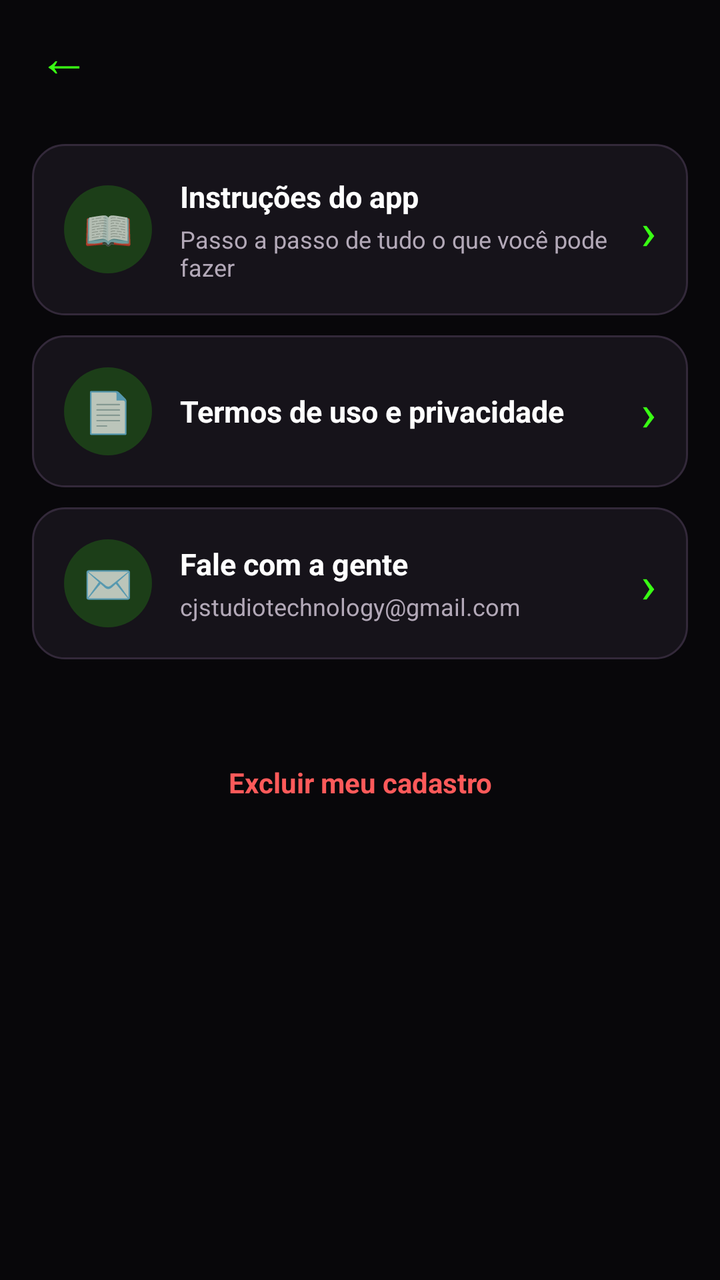
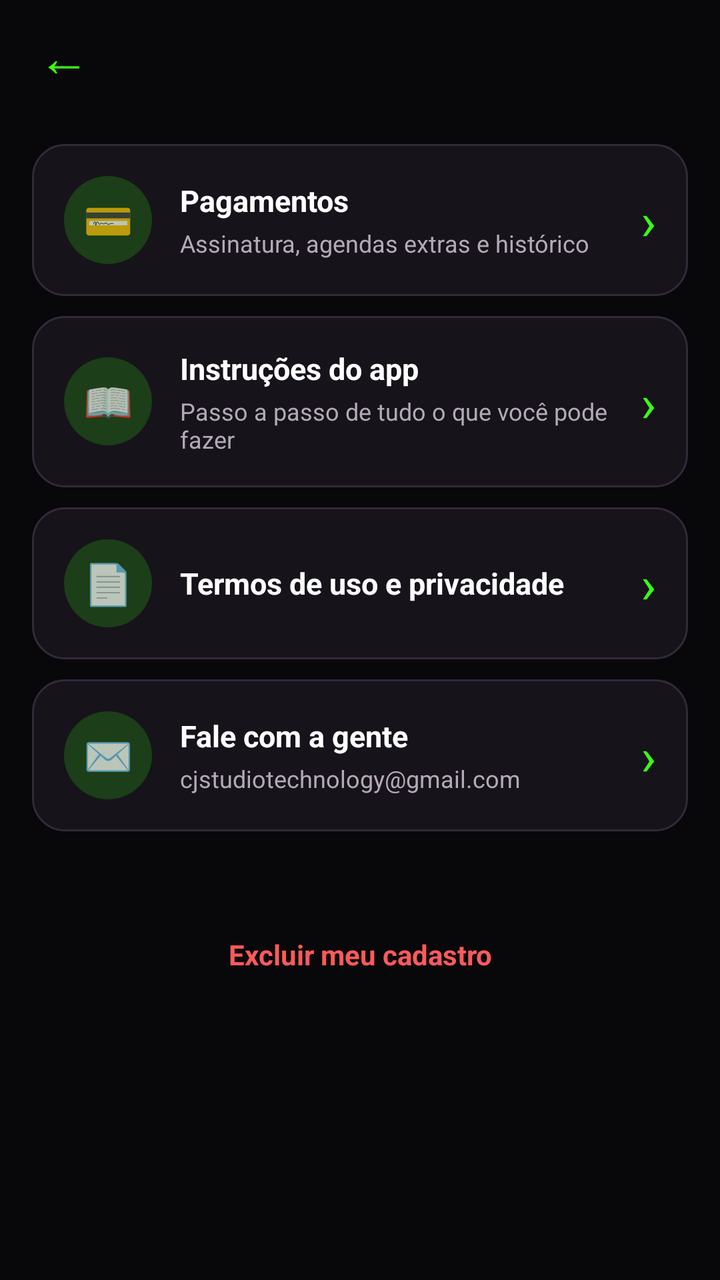

Before-and-after screenshots of an Android layout around one commit, followed by the original layout XML and the change that was made.
<!-- AndroidManifest.xml: activity theme Theme.Manicure.Profissional -->
<!-- res/layout/activity_configuracoes.xml -->
<?xml version="1.0" encoding="utf-8"?>
<LinearLayout xmlns:android="http://schemas.android.com/apk/res/android"
    android:layout_width="match_parent"
    android:layout_height="match_parent"
    android:background="@color/fundo"
    android:orientation="vertical">

    <include
        android:id="@+id/topo"
        layout="@layout/include_topo" />

    <ScrollView
        android:layout_width="match_parent"
        android:layout_height="0dp"
        android:layout_weight="1">

        <LinearLayout
            android:layout_width="match_parent"
            android:layout_height="wrap_content"
            android:orientation="vertical"
            android:padding="16dp">

            <LinearLayout
                android:id="@+id/btnInstrucoes"
                style="@style/LinhaConfig">

                <TextView
                    style="@style/LinhaConfigIcone"
                    android:text="📖" />

                <LinearLayout
                    android:layout_width="0dp"
                    android:layout_height="wrap_content"
                    android:layout_weight="1"
                    android:orientation="vertical">

                    <TextView
                        style="@style/CartaoAcaoTitulo"
                        android:text="@string/config_instrucoes" />

                    <TextView
                        style="@style/CartaoAcaoTexto"
                        android:text="@string/config_instrucoes_sub" />
                </LinearLayout>

                <TextView style="@style/LinhaConfigSeta" />
            </LinearLayout>

            <LinearLayout
                android:id="@+id/btnTermos"
                style="@style/LinhaConfig">

                <TextView
                    style="@style/LinhaConfigIcone"
                    android:text="📄" />

                <TextView
                    style="@style/CartaoAcaoTitulo"
                    android:layout_width="0dp"
                    android:layout_weight="1"
                    android:text="@string/config_termos" />

                <TextView style="@style/LinhaConfigSeta" />
            </LinearLayout>

            <LinearLayout
                android:id="@+id/btnAjuda"
                style="@style/LinhaConfig">

                <TextView
                    style="@style/LinhaConfigIcone"
                    android:text="✉️" />

                <LinearLayout
                    android:layout_width="0dp"
                    android:layout_height="wrap_content"
                    android:layout_weight="1"
                    android:orientation="vertical">

                    <TextView
                        style="@style/CartaoAcaoTitulo"
                        android:text="@string/config_ajuda" />

                    <TextView
                        style="@style/CartaoAcaoTexto"
                        android:text="@string/config_ajuda_sub" />
                </LinearLayout>

                <TextView style="@style/LinhaConfigSeta" />
            </LinearLayout>

            <TextView
                android:id="@+id/btnExcluirCadastro"
                style="@style/BotaoExcluir"
                android:layout_marginTop="28dp"
                android:text="@string/excluir_meu_cadastro" />

            <ProgressBar
                android:id="@+id/progressBar"
                android:layout_width="32dp"
                android:layout_height="32dp"
                android:layout_gravity="center_horizontal"
                android:indeterminateTint="?attr/corDestaque"
                android:visibility="gone" />

            <TextView
                android:id="@+id/tvVersao"
                android:layout_width="match_parent"
                android:layout_height="wrap_content"
                android:layout_marginTop="20dp"
                android:gravity="center"
                android:textColor="@color/dica"
                android:textSize="12sp" />
        </LinearLayout>
    </ScrollView>
</LinearLayout>
<!-- res/layout/include_topo.xml (included above) -->
<?xml version="1.0" encoding="utf-8"?>
<LinearLayout xmlns:android="http://schemas.android.com/apk/res/android"
    android:layout_width="match_parent"
    android:layout_height="56dp"
    android:gravity="center_vertical"
    android:orientation="horizontal"
    android:paddingStart="8dp"
    android:paddingEnd="16dp">

    <TextView
        android:id="@+id/btnVoltar"
        android:layout_width="48dp"
        android:layout_height="48dp"
        android:background="?attr/selectableItemBackgroundBorderless"
        android:contentDescription="@string/voltar"
        android:gravity="center"
        android:text="←"
        android:textColor="?attr/corDestaque"
        android:textSize="26sp" />

    <TextView
        android:id="@+id/tvTitulo"
        android:layout_width="0dp"
        android:layout_height="wrap_content"
        android:layout_marginStart="4dp"
        android:layout_weight="1"
        android:textColor="@color/texto"
        android:textSize="19sp"
        android:textStyle="bold" />
</LinearLayout>
<!-- resources referenced by this layout -->
<resources>
  <color name="dica">#76697E</color>
  <color name="fundo">#08070A</color>
  <color name="texto">#FFFFFF</color>
  <string name="config_ajuda">Fale com a gente</string>
  <string name="config_ajuda_sub">cjstudiotechnology@gmail.com</string>
  <string name="config_instrucoes">Instruções do app</string>
  <string name="config_instrucoes_sub">Passo a passo de tudo o que você pode fazer</string>
  <string name="config_termos">Termos de uso e privacidade</string>
  <string name="excluir_meu_cadastro">Excluir meu cadastro</string>
  <string name="voltar">Voltar</string>
  <style name="BotaoExcluir">
          <item name="android:layout_width">match_parent</item>
          <item name="android:layout_height">wrap_content</item>
          <item name="android:gravity">center</item>
          <item name="android:padding">14dp</item>
          <item name="android:background">?attr/selectableItemBackground</item>
          <item name="android:textColor">@color/vermelho</item>
          <item name="android:textSize">14sp</item>
          <item name="android:textStyle">bold</item>
      </style>
  <style name="CartaoAcaoTexto">
          <item name="android:layout_width">match_parent</item>
          <item name="android:layout_height">wrap_content</item>
          <item name="android:layout_marginTop">3dp</item>
          <item name="android:textColor">@color/texto_secundario</item>
          <item name="android:textSize">12sp</item>
      </style>
  <style name="CartaoAcaoTitulo">
          <item name="android:layout_width">match_parent</item>
          <item name="android:layout_height">wrap_content</item>
          <item name="android:textColor">@color/texto</item>
          <item name="android:textSize">15sp</item>
          <item name="android:textStyle">bold</item>
      </style>
  <style name="LinhaConfigIcone">
          <item name="android:layout_width">44dp</item>
          <item name="android:layout_height">44dp</item>
          <item name="android:layout_marginEnd">14dp</item>
          <item name="android:background">@drawable/bg_icone_destaque</item>
          <item name="android:gravity">center</item>
          <item name="android:textSize">20sp</item>
      </style>
  <style name="LinhaConfigSeta">
          <item name="android:layout_width">wrap_content</item>
          <item name="android:layout_height">wrap_content</item>
          <item name="android:layout_marginStart">8dp</item>
          <item name="android:text">›</item>
          <item name="android:textColor">?attr/corDestaque</item>
          <item name="android:textSize">26sp</item>
      </style>
  <color name="vermelho">#FF5A5A</color>
  <color name="texto_secundario">#B3A9B8</color>
  <!-- drawable bg_cartao (drawable) -->
  <?xml version="1.0" encoding="utf-8"?>
  <shape xmlns:android="http://schemas.android.com/apk/res/android" android:shape="rectangle">
      <solid android:color="@color/superficie" />
      <stroke android:width="1dp" android:color="@color/borda" />
      <corners android:radius="16dp" />
  </shape>
  <!-- drawable bg_icone_destaque (drawable) -->
  <?xml version="1.0" encoding="utf-8"?>
  <shape xmlns:android="http://schemas.android.com/apk/res/android" android:shape="oval">
      <solid android:color="?attr/corBrilho" />
  </shape>
  <color name="verde_neon">#39FF14</color>
  <color name="verde_neon_claro">#9DFF85</color>
  <color name="verde_neon_escuro">#16C400</color>
  <color name="preto">#08070A</color>
  <color name="destaque_brilho">#2E39FF14</color>
  <color name="destaque_brilho_fraco">#1239FF14</color>
  <color name="superficie">#16131A</color>
  <color name="borda">#33293A</color>
  <!-- unchanged entries left out for length: 2 -->
</resources>

<!-- the commit's change to res/layout/activity_configuracoes.xml (unified diff, before → after) -->
@@ -19,6 +19,33 @@
             android:layout_height="wrap_content"
             android:orientation="vertical"
             android:padding="16dp">
+
+            <LinearLayout
+                android:id="@+id/btnPagamentos"
+                style="@style/LinhaConfig">
+
+                <TextView
+                    style="@style/LinhaConfigIcone"
+                    android:text="💳" />
+
+                <LinearLayout
+                    android:layout_width="0dp"
+                    android:layout_height="wrap_content"
+                    android:layout_weight="1"
+                    android:orientation="vertical">
+
+                    <TextView
+                        style="@style/CartaoAcaoTitulo"
+                        android:text="@string/config_pagamentos" />
+
+                    <TextView
+                        android:id="@+id/tvPagamentosSub"
+                        style="@style/CartaoAcaoTexto"
+                        android:text="@string/config_pagamentos_sub" />
+                </LinearLayout>
+
+                <TextView style="@style/LinhaConfigSeta" />
+            </LinearLayout>
 
             <LinearLayout
                 android:id="@+id/btnInstrucoes"
<!-- resource entries referenced after the edit -->
@@ -7,6 +7,8 @@
   <string name="config_ajuda_sub">cjstudiotechnology@gmail.com</string>
   <string name="config_instrucoes">Instruções do app</string>
   <string name="config_instrucoes_sub">Passo a passo de tudo o que você pode fazer</string>
+  <string name="config_pagamentos">Pagamentos</string>
+  <string name="config_pagamentos_sub">Assinatura, agendas extras e histórico</string>
   <string name="config_termos">Termos de uso e privacidade</string>
   <string name="excluir_meu_cadastro">Excluir meu cadastro</string>
   <string name="voltar">Voltar</string>
